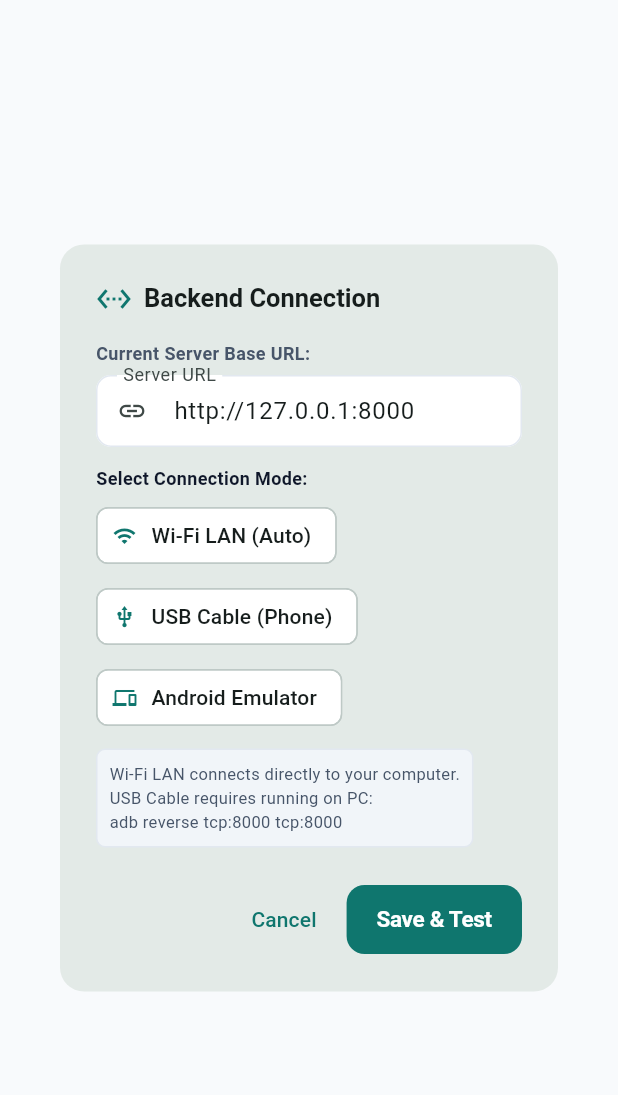
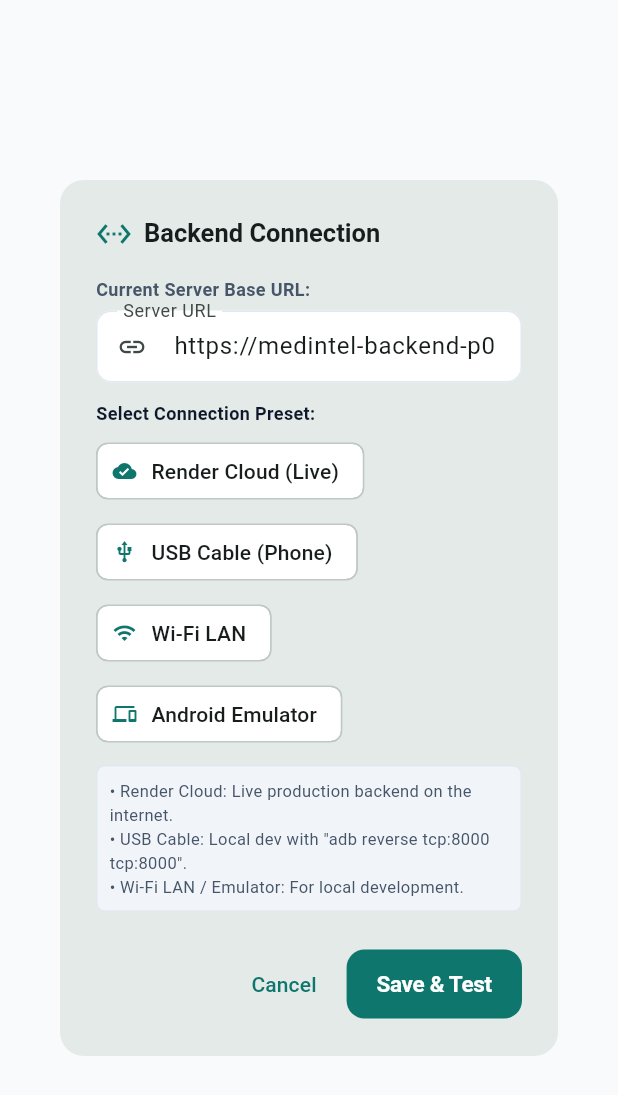
Before and after one commit to Aditya-Patil-63/MedIntel-AI, a Flutter app: the ServerSettingsDialog widget shown alone on an empty page, opened directly, on a phone screen of 412 x 824 dp. Shown: the top 1095 px of the screen. Run offline on Flutter 3.47's test engine with Material 3 defaults, Android fonts, the phone set to English and light mode, and no system bars; our stand-ins replace dio, equatable, file_picker, flutter_bloc.

Commit message:
feat(mobile): production backend URL, timeouts and release build

```diff
--- a/mobile/lib/core/constants/api_constants.dart
+++ b/mobile/lib/core/constants/api_constants.dart
@@ -1,6 +1,12 @@
+import 'package:flutter/foundation.dart';
+
 /// API Constants and Endpoint Routes for MedIntel AI Backend.
 class ApiConstants {
   ApiConstants._();
+
+  /// Production backend live on Render (free tier Docker web service)
+  static const String productionUrl =
+      'https://medintel-backend-p0nf.onrender.com';
 
   /// Connection presets for development environments:
   /// - usbDeviceUrl: Used for physical Android phones via USB cable with `adb reverse tcp:8000 tcp:8000`
@@ -10,17 +16,28 @@ class ApiConstants {
   static const String emulatorUrl = 'http://10.0.2.2:8000';
   static const String wifiLanUrl = 'http://10.20.43.105:8000';
 
-  /// Base URL configurable via --dart-define=API_BASE_URL=http://...
-  /// Default: 'http://127.0.0.1:8000' for physical phone via USB/OTG reverse port.
-  static const String baseUrl = String.fromEnvironment(
-    'API_BASE_URL',
-    defaultValue: usbDeviceUrl,
-  );
+  /// Base URL configurable via --dart-define=API_BASE_URL=https://...
+  /// Defaults:
+  /// - Release builds: 'https://medintel-backend-p0nf.onrender.com'
+  /// - Debug / development builds: 'http://127.0.0.1:8000'
+  static const String baseUrl = bool.hasEnvironment('API_BASE_URL')
+      ? String.fromEnvironment('API_BASE_URL')
+      : (kReleaseMode ? productionUrl : usbDeviceUrl);
 
   // Timeouts
-  static const Duration connectTimeout = Duration(seconds: 5);
-  static const Duration receiveTimeout = Duration(seconds: 45);
-  static const Duration sendTimeout = Duration(seconds: 30);
+  // Render free tier server can take 50+ seconds to spin up from cold sleep.
+  // Release builds use 90s initial connect/receive timeout.
+  static const Duration coldStartTimeout = Duration(seconds: 90);
+  static const Duration normalConnectTimeout = Duration(seconds: 15);
+  static const Duration normalReceiveTimeout = Duration(seconds: 45);
+  static const Duration geminiReceiveTimeout = Duration(seconds: 90);
+  static const Duration defaultSendTimeout = Duration(seconds: 45);
+
+  static const Duration connectTimeout =
+      kReleaseMode ? coldStartTimeout : Duration(seconds: 10);
+  static const Duration receiveTimeout =
+      kReleaseMode ? coldStartTimeout : Duration(seconds: 45);
+  static const Duration sendTimeout = defaultSendTimeout;
 
   // Endpoints
   static const String health = '/health';
--- a/mobile/lib/widgets/server_settings_dialog.dart
+++ b/mobile/lib/widgets/server_settings_dialog.dart
@@ -103,7 +103,7 @@ class _ServerSettingsDialogState extends State<ServerSettingsDialog> {
               controller: _controller,
               decoration: const InputDecoration(
                 labelText: 'Server URL',
-                hintText: 'http://127.0.0.1:8000',
+                hintText: 'https://medintel-backend-p0nf.onrender.com',
                 border: OutlineInputBorder(),
                 isDense: true,
                 prefixIcon: Icon(Icons.link, size: 20),
@@ -111,7 +111,7 @@ class _ServerSettingsDialogState extends State<ServerSettingsDialog> {
             ),
             const SizedBox(height: 12),
             const Text(
-              'Select Connection Mode:',
+              'Select Connection Preset:',
               style: TextStyle(
                 fontSize: 12,
                 fontWeight: FontWeight.bold,
@@ -124,10 +124,10 @@ class _ServerSettingsDialogState extends State<ServerSettingsDialog> {
               runSpacing: 6,
               children: [
                 ActionChip(
-                  avatar: const Icon(Icons.wifi, size: 16),
-                  label: const Text('Wi-Fi LAN (Auto)'),
+                  avatar: const Icon(Icons.cloud_done, size: 16, color: AppColors.primary),
+                  label: const Text('Render Cloud (Live)'),
                   onPressed: () => setState(
-                    () => _controller.text = ApiConstants.wifiLanUrl,
+                    () => _controller.text = ApiConstants.productionUrl,
                   ),
                 ),
                 ActionChip(
@@ -135,6 +135,13 @@ class _ServerSettingsDialogState extends State<ServerSettingsDialog> {
                   label: const Text('USB Cable (Phone)'),
                   onPressed: () => setState(
                     () => _controller.text = ApiConstants.usbDeviceUrl,
+                  ),
+                ),
+                ActionChip(
+                  avatar: const Icon(Icons.wifi, size: 16),
+                  label: const Text('Wi-Fi LAN'),
+                  onPressed: () => setState(
+                    () => _controller.text = ApiConstants.wifiLanUrl,
                   ),
                 ),
                 ActionChip(
@@ -155,9 +162,9 @@ class _ServerSettingsDialogState extends State<ServerSettingsDialog> {
                 border: Border.all(color: AppColors.divider),
               ),
               child: const Text(
-                'Wi-Fi LAN connects directly to your computer.\n'
-                'USB Cable requires running on PC:\n'
-                'adb reverse tcp:8000 tcp:8000',
+                '• Render Cloud: Live production backend on the internet.\n'
+                '• USB Cable: Local dev with "adb reverse tcp:8000 tcp:8000".\n'
+                '• Wi-Fi LAN / Emulator: For local development.',
                 style: TextStyle(fontSize: 11, color: AppColors.textSecondary),
               ),
             ),
```
Also changed, not shown: mobile/lib/core/network/dio_client.dart (+77 -5 lines), mobile/lib/core/network/server_url_storage.dart (added, +86 -0 lines), mobile/lib/screens/auth/login_screen.dart (+12 -0 lines), mobile/lib/screens/prescription/prescription_explainer_screen.dart (+34 -4 lines), mobile/lib/screens/results/results_screen.dart (+29 -1 lines), mobile/lib/screens/upload/upload_screen.dart (+6 -2 lines), mobile/lib/services/api_service.dart (+26 -6 lines), 2 other files.
